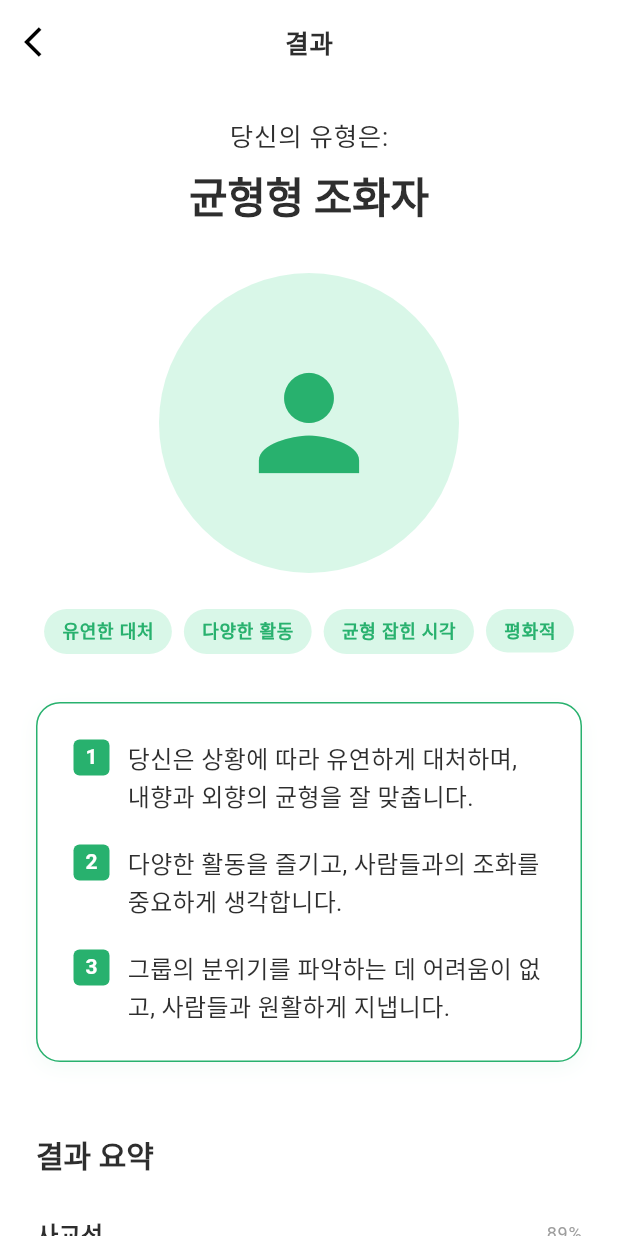
After one commit to imlte0403/ongi-front, a Flutter app: the TestResultPage screen opened directly, on a phone screen of 412 x 824 dp. The commit adds this screen. Run offline on Flutter 3.47's test engine with Material 3 defaults, Android fonts, the phone set to English and light mode, and no system bars; our stand-ins replace dio, shared_preferences; accounts and stored records are empty; network calls fail; Roboto replaces fonts that are missing (Pretendard).

Commit message:
feat: 성격 테스트 결과 페이지 구현 및 UI 테마 시스템 리팩토링
- TestResultPage 구현 (헤더, 상세 설명, 통계 그래프, 모임 추천 등 포함)
- AppTheme 및 AppTextStyles 개선: 다크 모드 호환성 확보 및 디자인 시스템 적용
- PersonalityTestPage 수정: Theme.of(context) 사용 및 버튼 스타일 수정
- QuestionOptionButton 리팩토링: 테마 스타일 사용하도록 변경

```diff
--- a/lib/views/pages/onboarding/personality_test_page.dart
+++ b/lib/views/pages/onboarding/personality_test_page.dart
@@ -3,6 +3,7 @@ import 'package:provider/provider.dart';
 import 'package:ongi_front/core/app_colors.dart';
 import 'package:ongi_front/core/app_spacing.dart';
 import 'package:ongi_front/viewmodels/personality_test_viewmodel.dart';
+import 'package:ongi_front/views/pages/onboarding/test_result_page.dart';
 import 'package:ongi_front/views/widgets/question/question_option_button.dart';
 
 /// 성격 테스트 질문 화면
@@ -278,18 +279,11 @@ class _PersonalityTestPageState extends State<PersonalityTestPage> {
       // 로딩 다이얼로그 닫기
       Navigator.of(context).pop();
 
-      // TODO: 결과 화면으로 이동
-      // Navigator.of(context).pushReplacement(
-      //   MaterialPageRoute(
-      //     builder: (_) => const TestResultPage(),
-      //   ),
-      // );
-
-      // 임시: 성공 메시지
-      ScaffoldMessenger.of(context).showSnackBar(
-        SnackBar(
-          content: Text('결과: ${viewModel.result?.profileType ?? "분석 중"}'),
-          backgroundColor: AppColors.success,
+      // 결과 페이지로 이동
+      Navigator.pushReplacement(
+        context,
+        MaterialPageRoute(
+          builder: (context) => const TestResultPage(),
         ),
       );
     } catch (e) {
--- /dev/null
+++ b/lib/views/pages/onboarding/test_result_page.dart
@@ -0,0 +1,266 @@
+import 'package:flutter/material.dart';
+import 'package:ongi_front/core/app_colors.dart';
+import 'package:ongi_front/views/widgets/result/result_club_card.dart';
+import 'package:ongi_front/views/widgets/result/result_description_card.dart';
+import 'package:ongi_front/views/widgets/result/result_similar_club_card.dart';
+import 'package:ongi_front/views/widgets/result/result_stat_row.dart';
+import 'package:ongi_front/views/widgets/result/result_tag_chip.dart';
+
+/// 성격 테스트 결과 화면
+class TestResultPage extends StatelessWidget {
+  const TestResultPage({super.key});
+
+  @override
+  Widget build(BuildContext context) {
+    // 1. 키워드 태그 데이터
+    final List<String> tags = ['유연한 대처', '다양한 활동', '균형 잡힌 시각', '평화적'];
+
+    // 2. 상세 설명 데이터
+    final List<String> descriptions = [
+      '당신은 상황에 따라 유연하게 대처하며, 내향과 외향의 균형을 잘 맞춥니다.',
+      '다양한 활동을 즐기고, 사람들과의 조화를 중요하게 생각합니다.',
+      '그룹의 분위기를 파악하는 데 어려움이 없고, 사람들과 원활하게 지냅니다.',
+    ];
+
+    // 3. 통계 데이터
+    final List<Map<String, dynamic>> stats = [
+      {'label': '사교성', 'value': 0.89},
+      {'label': '활동성', 'value': 0.45},
+      {'label': '친밀도', 'value': 0.58},
+      {'label': '몰입도', 'value': 0.80},
+    ];
+
+    // 4. 추천 클럽 데이터
+    final List<Map<String, dynamic>> recommendedClubs = [
+      {
+        'icon': Icons.self_improvement,
+        'title': '요가/명상',
+        'description': '몸과 마음의 균형 찾기'
+      },
+      {
+        'icon': Icons.directions_run,
+        'title': '런닝',
+        'description': '런닝 후 찾아오는 상쾌함'
+      },
+      {
+        'icon': Icons.extension,
+        'title': '보드게임',
+        'description': '마음맞는 사람들과 게임'
+      },
+      {
+        'icon': Icons.menu_book,
+        'title': '북토크',
+        'description': '차분한 분위기에 빠져보기'
+      },
+    ];
+
+    // 5. 비슷한 클럽 데이터
+    final List<Map<String, dynamic>> similarClubs = [
+      {
+        'icon': Icons.directions_run,
+        'title': '주말 러닝 크루',
+        'info': '매주 토요일 오전 · 15명 활동중',
+        'matchRate': 92,
+        'color': const Color(0xFFF0F9F4),
+      },
+      {
+        'icon': Icons.menu_book,
+        'title': '북토크',
+        'info': '매주 토요일 오전 · 15명 활동중',
+        'matchRate': 88,
+        'color': const Color(0xFFFFFBE6),
+      },
+      {
+        'icon': Icons.self_improvement,
+        'title': '나마스떼 요가',
+        'info': '매주 토요일 오전 · 15명 활동중',
+        'matchRate': 81,
+        'color': const Color(0xFFFFF0F0),
+      },
+    ];
+
+    return Scaffold(
+      backgroundColor: AppColors.background,
+      appBar: AppBar(
+        title: Text(
+          '결과',
+          style: Theme.of(context).textTheme.bodyLarge?.copyWith(
+                fontWeight: FontWeight.w600,
+              ),
+        ),
+        centerTitle: true,
+        backgroundColor: AppColors.background,
+        elevation: 0,
+        leading: IconButton(
+          icon: const Icon(Icons.arrow_back_ios, color: Colors.black),
+          onPressed: () => Navigator.pop(context),
+        ),
+      ),
+      body: SingleChildScrollView(
+        child: Padding(
+          padding: const EdgeInsets.symmetric(horizontal: 24.0, vertical: 20.0),
+          child: Column(
+            crossAxisAlignment: CrossAxisAlignment.center,
+            children: [
+              // 1. 결과 헤더
+              Text(
+                '당신의 유형은:',
+                style: Theme.of(context).textTheme.bodyLarge,
+              ),
+              const SizedBox(height: 8),
+              Text(
+                '균형형 조화자',
+                style: Theme.of(context).textTheme.displayLarge,
+              ),
+
+              const SizedBox(height: 32),
+
+              // 2. 캐릭터 이미지 (Placeholder)
+              Container(
+                height: 200,
+                width: 200,
+                decoration: const BoxDecoration(
+                  color: AppColors.secondary,
+                  shape: BoxShape.circle,
+                ),
+                child: const Center(
+                  child: Icon(
+                    Icons.person,
+                    size: 100,
+                    color: AppColors.primary,
+                  ),
+                ),
+              ),
+
+              const SizedBox(height: 24),
+
+              // 3. 키워드 태그
+              Wrap(
+                spacing: 8,
+                runSpacing: 8,
+                alignment: WrapAlignment.center,
+                children: tags.map((tag) => ResultTagChip(text: tag)).toList(),
+              ),
+
+              const SizedBox(height: 32),
+
+              // 4. 상세 설명 카드
+              ResultDescriptionCard(descriptions: descriptions),
+
+              const SizedBox(height: 48),
+
+              // 5. 결과 요약 (그래프)
+              Align(
+                alignment: Alignment.centerLeft,
+                child: Text(
+                  '결과 요약',
+                  style: Theme.of(context).textTheme.headlineMedium,
+                ),
+              ),
+              const SizedBox(height: 24),
+              ...stats.map((stat) => Padding(
+                    padding: const EdgeInsets.only(bottom: 16.0),
+                    child: ResultStatRow(
+                      label: stat['label'],
+                      value: stat['value'],
+                    ),
+                  )),
+
+              const SizedBox(height: 48),
+
+              // 6. 추천 클럽 유형
+              Align(
+                alignment: Alignment.centerLeft,
+                child: Text(
+                  '당신에게 추천하는 클럽 유형',
+                  style: Theme.of(context).textTheme.headlineMedium,
+                ),
+              ),
+              const SizedBox(height: 24),
+              GridView.builder(
+                shrinkWrap: true,
+                physics: const NeverScrollableScrollPhysics(),
+                gridDelegate: const SliverGridDelegateWithFixedCrossAxisCount(
+                  crossAxisCount: 2,
+                  crossAxisSpacing: 16,
+                  mainAxisSpacing: 16,
+                  childAspectRatio: 1.3,
+                ),
+                itemCount: recommendedClubs.length,
+                itemBuilder: (context, index) {
+                  final club = recommendedClubs[index];
+                  return ResultClubCard(
+                    icon: club['icon'],
+                    title: club['title'],
+                    description: club['description'],
+                  );
+                },
+              ),
+
+              const SizedBox(height: 48),
+
+              // 7. 비슷한 사람들이 많은 클럽 TOP 3
+              Align(
+                alignment: Alignment.centerLeft,
+                child: Text(
+                  '비슷한 사람들이 많은 클럽 TOP 3',
+                  style: Theme.of(context).textTheme.headlineMedium,
+                ),
+              ),
+              const SizedBox(height: 24),
+              ...similarClubs.map((club) => Padding(
+                    padding: const EdgeInsets.only(bottom: 12.0),
+                    child: ResultSimilarClubCard(
+                      icon: club['icon'],
+                      title: club['title'],
+                      info: club['info'],
+                      matchRate: club['matchRate'],
+                      backgroundColor: club['color'],
+                    ),
+                  )),
+
+              const SizedBox(height: 48),
+
+              // 8. 하단 CTA
+              Text(
+                '나랑 비슷한 유형의 사람들은 어디있을까?',
+                style: Theme.of(context).textTheme.titleMedium,
+              ),
+              const SizedBox(height: 16),
+              SizedBox(
+                width: double.infinity,
+                height: 56,
+                child: ElevatedButton(
+                  onPressed: () {
+                    // TODO: 모임 찾기 페이지로 이동
+                  },
+                  style: ElevatedButton.styleFrom(
+                    backgroundColor: AppColors.primary,
+                    shape: RoundedRectangleBorder(
+                      borderRadius: BorderRadius.circular(8),
+                    ),
+                  ),
+                  child: Row(
+                    mainAxisAlignment: MainAxisAlignment.center,
+                    children: [
+                      const Icon(Icons.search, color: Colors.white),
+                      const SizedBox(width: 8),
+                      Text(
+                        '모임 찾아보기',
+                        style: Theme.of(context).textTheme.labelLarge?.copyWith(
+                              color: Colors.white,
+                              fontSize: 18,
+                            ),
+                      ),
+                    ],
+                  ),
+                ),
+              ),
+              const SizedBox(height: 40),
+            ],
+          ),
+        ),
+      ),
+    );
+  }
+}
--- /dev/null
+++ b/lib/views/widgets/result/result_club_card.dart
@@ -0,0 +1,54 @@
+import 'package:flutter/material.dart';
+
+class ResultClubCard extends StatelessWidget {
+  final IconData icon;
+  final String title;
+  final String description;
+
+  const ResultClubCard({
+    super.key,
+    required this.icon,
+    required this.title,
+    required this.description,
+  });
+
+  @override
+  Widget build(BuildContext context) {
+    return Container(
+      padding: const EdgeInsets.all(16),
+      decoration: BoxDecoration(
+        color: Colors.white,
+        borderRadius: BorderRadius.circular(12),
+        border: Border.all(color: const Color(0xFFEEEEEE)),
+        boxShadow: [
+          BoxShadow(
+            color: Colors.black.withOpacity(0.03),
+            blurRadius: 10,
+            offset: const Offset(0, 4),
+          ),
+        ],
+      ),
+      child: Column(
+        crossAxisAlignment: CrossAxisAlignment.start,
+        children: [
+          Icon(icon, size: 32, color: const Color(0xFFFFB74D)), // 예시 색상
+          const SizedBox(height: 12),
+          Text(
+            title,
+            style: Theme.of(context).textTheme.titleLarge?.copyWith(
+                  fontSize: 16,
+                ),
+          ),
+          const SizedBox(height: 4),
+          Text(
+            description,
+            style: Theme.of(context).textTheme.labelSmall?.copyWith(
+                  color: const Color(0xFF757575),
+                  fontSize: 11,
+                ),
+          ),
+        ],
+      ),
+    );
+  }
+}
--- /dev/null
+++ b/lib/views/widgets/result/result_description_card.dart
@@ -0,0 +1,76 @@
+import 'package:flutter/material.dart';
+import 'package:ongi_front/core/app_colors.dart';
+
+class ResultDescriptionCard extends StatelessWidget {
+  final List<String> descriptions;
+
+  const ResultDescriptionCard({
+    super.key,
+    required this.descriptions,
+  });
+
+  @override
+  Widget build(BuildContext context) {
+    return Container(
+      padding: const EdgeInsets.all(24),
+      decoration: BoxDecoration(
+        color: Colors.white,
+        borderRadius: BorderRadius.circular(16),
+        border: Border.all(color: AppColors.primary, width: 1),
+        boxShadow: [
+          BoxShadow(
+            color: AppColors.primary.withOpacity(0.05),
+            blurRadius: 10,
+            offset: const Offset(0, 4),
+          ),
+        ],
+      ),
+      child: Column(
+        children: List.generate(descriptions.length, (index) {
+          return Padding(
+            padding: EdgeInsets.only(
+                bottom: index == descriptions.length - 1 ? 0 : 20),
+            child: _buildDescriptionItem(context,
+                number: index + 1, text: descriptions[index]),
+          );
+        }),
+      ),
+    );
+  }
+
+  Widget _buildDescriptionItem(BuildContext context,
+      {required int number, required String text}) {
+    return Row(
+      crossAxisAlignment: CrossAxisAlignment.start,
+      children: [
+        Container(
+          width: 24,
+          height: 24,
+          decoration: BoxDecoration(
+            color: AppColors.primary,
+            borderRadius: BorderRadius.circular(4),
+          ),
+          child: Center(
+            child: Text(
+              number.toString(),
+              style: const TextStyle(
+                color: Colors.white,
+                fontWeight: FontWeight.bold,
+                fontSize: 14,
+              ),
+            ),
+          ),
+        ),
+        const SizedBox(width: 12),
+        Expanded(
+          child: Text(
+            text,
+            style: Theme.of(context).textTheme.bodyMedium?.copyWith(
+                  height: 1.5,
+                ),
+          ),
+        ),
+      ],
+    );
+  }
+}
--- /dev/null
+++ b/lib/views/widgets/result/result_similar_club_card.dart
@@ -0,0 +1,81 @@
+import 'package:flutter/material.dart';
+import 'package:ongi_front/core/app_colors.dart';
+
+class ResultSimilarClubCard extends StatelessWidget {
+  final IconData icon;
+  final String title;
+  final String info;
+  final int matchRate;
+  final Color backgroundColor;
+
+  const ResultSimilarClubCard({
+    super.key,
+    required this.icon,
+    required this.title,
+    required this.info,
+    required this.matchRate,
+    this.backgroundColor = const Color(0xFFF0F9F4),
+  });
+
+  @override
+  Widget build(BuildContext context) {
+    return Container(
+      padding: const EdgeInsets.all(16),
+      decoration: BoxDecoration(
+        color: backgroundColor,
+        borderRadius: BorderRadius.circular(12),
+      ),
+      child: Row(
+        children: [
+          Container(
+            padding: const EdgeInsets.all(8),
+            decoration: const BoxDecoration(
+              color: Colors.white,
+              shape: BoxShape.circle,
+            ),
+            child: Icon(icon, size: 24, color: Colors.blueAccent), // 예시 색상
+          ),
+          const SizedBox(width: 16),
+          Expanded(
+            child: Column(
+              crossAxisAlignment: CrossAxisAlignment.start,
+              children: [
+                Text(
+                  title,
+                  style: Theme.of(context).textTheme.titleLarge?.copyWith(
+                        fontSize: 16,
+                      ),
+                ),
+                const SizedBox(height: 4),
+                Text(
+                  info,
+                  style: Theme.of(context).textTheme.labelSmall?.copyWith(
+                        color: const Color(0xFF757575),
+                      ),
+                ),
+              ],
+            ),
+          ),
+          Container(
+            width: 48,
+            height: 48,
+            decoration: BoxDecoration(
+              shape: BoxShape.circle,
+              border: Border.all(color: AppColors.primary, width: 2),
+            ),
+            child: Center(
+              child: Text(
+                '$matchRate%',
+                style: Theme.of(context).textTheme.labelSmall?.copyWith(
+                      color: AppColors.primary,
+                      fontWeight: FontWeight.bold,
+                      fontSize: 12,
+                    ),
+              ),
+            ),
+          ),
+        ],
+      ),
+    );
+  }
+}
--- /dev/null
+++ b/lib/views/widgets/result/result_stat_row.dart
@@ -0,0 +1,49 @@
+import 'package:flutter/material.dart';
+import 'package:ongi_front/core/app_colors.dart';
+
+class ResultStatRow extends StatelessWidget {
+  final String label;
+  final double value;
+
+  const ResultStatRow({
+    super.key,
+    required this.label,
+    required this.value,
+  });
+
+  @override
+  Widget build(BuildContext context) {
+    return Column(
+      crossAxisAlignment: CrossAxisAlignment.start,
+      children: [
+        Row(
+          mainAxisAlignment: MainAxisAlignment.spaceBetween,
+          children: [
+            Text(
+              label,
+              style: Theme.of(context).textTheme.bodyMedium?.copyWith(
+                    fontWeight: FontWeight.w600,
+                  ),
+            ),
+            Text(
+              '${(value * 100).toInt()}%',
+              style: Theme.of(context).textTheme.labelSmall?.copyWith(
+                    color: const Color(0xFF9E9E9E),
+                  ),
+            ),
+          ],
+        ),
+        const SizedBox(height: 8),
+        ClipRRect(
+          borderRadius: BorderRadius.circular(4),
+          child: LinearProgressIndicator(
+            value: value,
+            backgroundColor: const Color(0xFFF5F5F5),
+            color: AppColors.primary,
+            minHeight: 8,
+          ),
+        ),
+      ],
+    );
+  }
+}
--- /dev/null
+++ b/lib/views/widgets/result/result_tag_chip.dart
@@ -0,0 +1,29 @@
+import 'package:flutter/material.dart';
+import 'package:ongi_front/core/app_colors.dart';
+
+class ResultTagChip extends StatelessWidget {
+  final String text;
+
+  const ResultTagChip({
+    super.key,
+    required this.text,
+  });
+
+  @override
+  Widget build(BuildContext context) {
+    return Container(
+      padding: const EdgeInsets.symmetric(horizontal: 12, vertical: 6),
+      decoration: BoxDecoration(
+        color: AppColors.secondary,
+        borderRadius: BorderRadius.circular(20),
+      ),
+      child: Text(
+        text,
+        style: Theme.of(context).textTheme.labelSmall?.copyWith(
+              color: AppColors.primary,
+              fontWeight: FontWeight.w600,
+            ),
+      ),
+    );
+  }
+}
```
